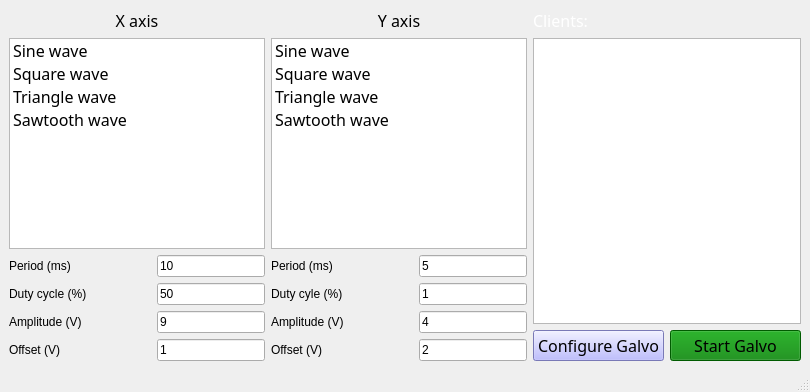
This is pylabnet/gui/pyqt/gui_templates/galvo_scan.ui in lukingroup/pylabnet as Qt 5 draws it before an edit. The edited form follows.
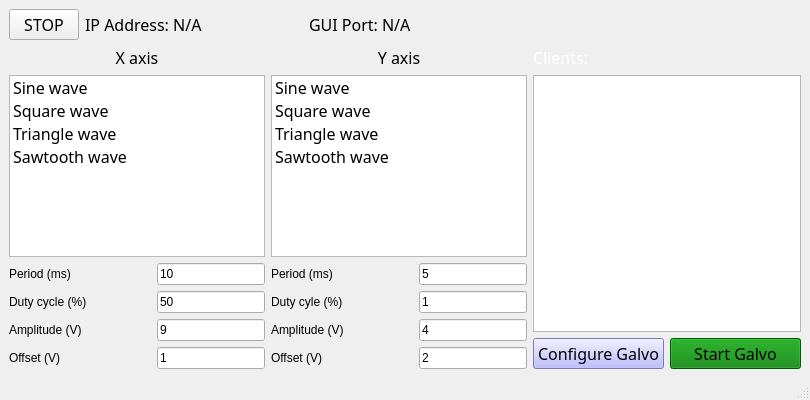
This is the edited form.

What changed in the file:
```diff
--- a/pylabnet/gui/pyqt/gui_templates/galvo_scan.ui
+++ b/pylabnet/gui/pyqt/gui_templates/galvo_scan.ui
@@ -7,7 +7,7 @@
     <x>0</x>
     <y>0</y>
     <width>810</width>
-    <height>392</height>
+    <height>400</height>
    </rect>
   </property>
   <property name="sizePolicy">
@@ -24,7 +24,7 @@
   </property>
   <widget class="QWidget" name="centralwidget">
    <layout class="QGridLayout" name="gridLayout">
-    <item row="0" column="0">
+    <item row="1" column="0">
      <layout class="QHBoxLayout" name="horizontalLayout">
       <item>
        <layout class="QVBoxLayout" name="verticalLayout_3">
@@ -323,7 +323,7 @@
       </item>
      </layout>
     </item>
-    <item row="0" column="1">
+    <item row="1" column="1">
      <layout class="QVBoxLayout" name="verticalLayout_4">
       <property name="sizeConstraint">
        <enum>QLayout::SetMinimumSize</enum>
@@ -425,6 +425,58 @@
       </item>
      </layout>
     </item>
+    <item row="0" column="0">
+     <layout class="QHBoxLayout" name="horizontalLayout_5">
+      <item>
+       <widget class="QPushButton" name="stop_button">
+        <property name="maximumSize">
+         <size>
+          <width>70</width>
+          <height>16777215</height>
+         </size>
+        </property>
+        <property name="font">
+         <font>
+          <family>Calibri Light</family>
+          <pointsize>12</pointsize>
+         </font>
+        </property>
+        <property name="text">
+         <string>STOP</string>
+        </property>
+        <property name="checkable">
+         <bool>true</bool>
+        </property>
+       </widget>
+      </item>
+      <item>
+       <widget class="QLabel" name="ip_label">
+        <property name="font">
+         <font>
+          <family>Calibri Light</family>
+          <pointsize>12</pointsize>
+         </font>
+        </property>
+        <property name="text">
+         <string>IP Address: N/A</string>
+        </property>
+       </widget>
+      </item>
+      <item>
+       <widget class="QLabel" name="port_label">
+        <property name="font">
+         <font>
+          <family>Calibri Light</family>
+          <pointsize>12</pointsize>
+         </font>
+        </property>
+        <property name="text">
+         <string>GUI Port: N/A</string>
+        </property>
+       </widget>
+      </item>
+     </layout>
+    </item>
    </layout>
   </widget>
   <widget class="QMenuBar" name="menubar">
```
Left out of the diff: 2 changed lines with no effect on the pictures.
